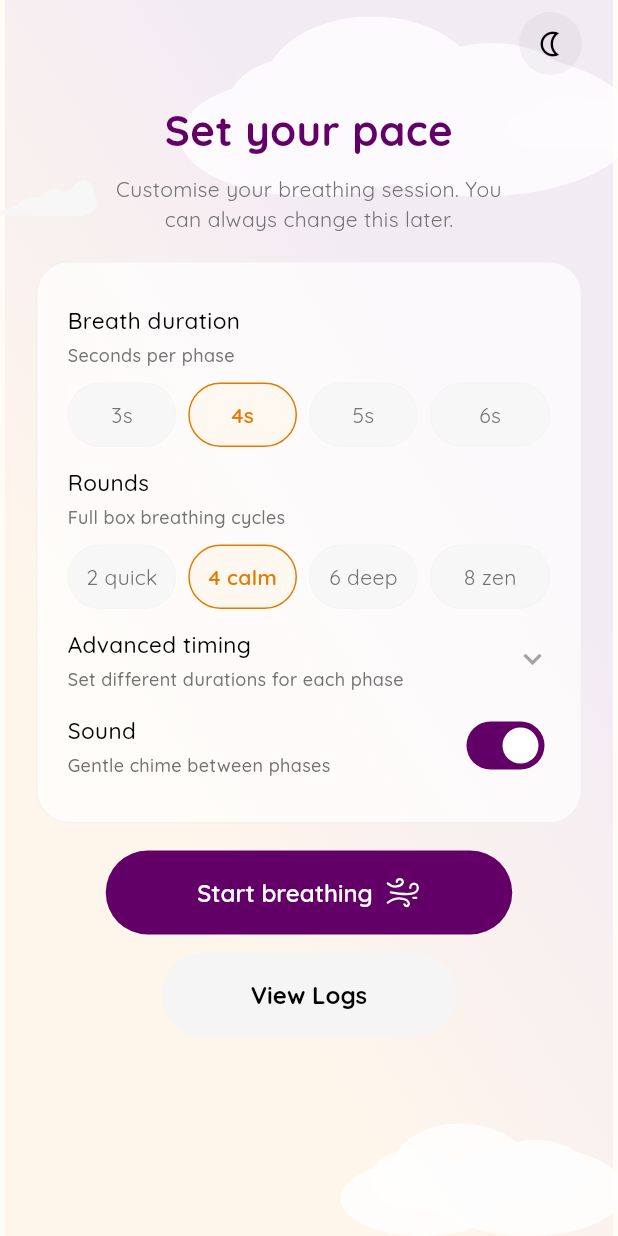
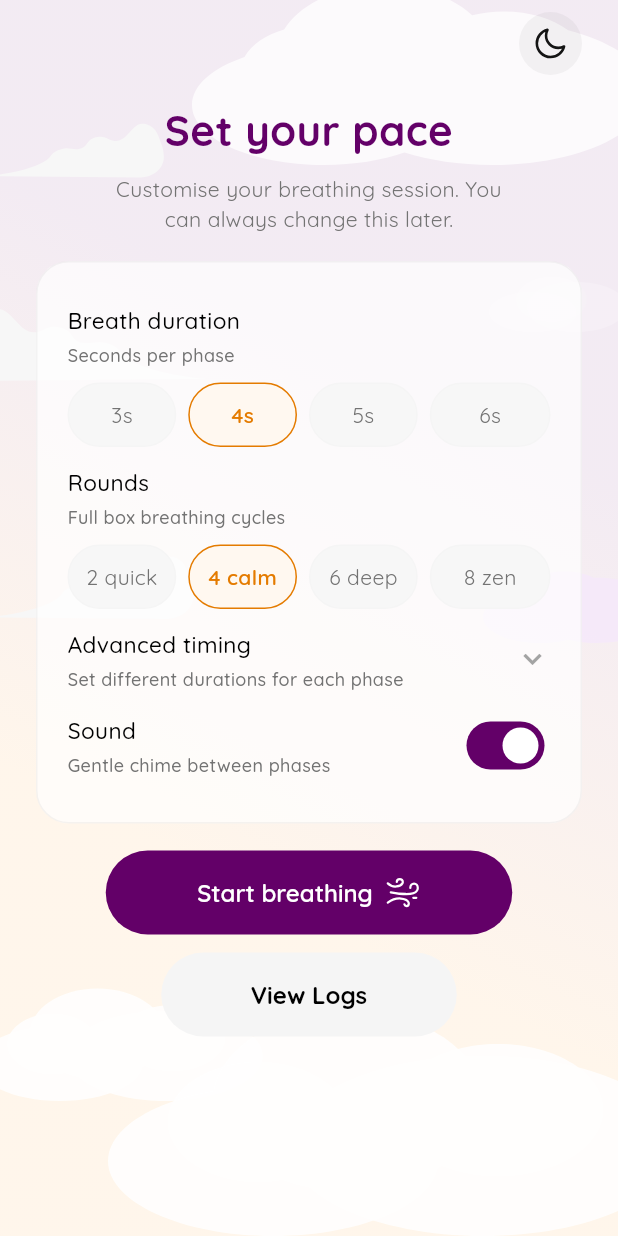
Before and after one commit to hemanthkb97/newuhackaton, a Flutter app: the screen it shows after launch, on a phone screen of 412 x 824 dp. Run offline on Flutter 3.47's test engine with Material 3 defaults, Android fonts, the phone set to English and light mode, and no system bars; our stand-ins replace audioplayers, equatable, flutter_bloc, flutter_svg, get_it, go_router and 3 more; missing offline and left inert: dotlottie_loader; project files that could hold a hidden picture were left out.

Commit message:
Removed unused assets and added firebase

```diff
--- a/breathing_app/lib/core/constants/app_assets.dart
+++ b/breathing_app/lib/core/constants/app_assets.dart
@@ -1,6 +1,5 @@
 class AppAssets {
   // SVGs - Light
-  static const lightBackground = 'assets/svg/light_background.svg';
   static const bigCloud = 'assets/svg/big_cloud.svg';
   static const bottomCloud = 'assets/svg/bottom_cloud.svg';
   static const cloud1 = 'assets/svg/cloud_1.svg';
@@ -11,11 +10,9 @@ class AppAssets {
   static const mediumBottomCloud = 'assets/svg/medium_bottom_cloud.svg';
 
   // SVGs - Dark
-  static const darkModeBg = 'assets/svg/dark_mode_bg.svg';
   static const darkCloud1 = 'assets/svg/dark_cloud_1.svg';
   static const darkCloud2 = 'assets/svg/dark_cloud_2.svg';
   static const darkModeCloud = 'assets/svg/dark_mode_cloud.svg';
-  static const darkModeIcon = 'assets/svg/dark_mode_icon.svg';
   static const darkModeMedium = 'assets/svg/dark_mode_medium.svg';
   static const darkSmallCloud1 = 'assets/svg/dark_small_cloud_1.svg';
   static const darkSmallCloud2 = 'assets/svg/dark_small_cloud_2.svg';
@@ -28,4 +25,10 @@ class AppAssets {
   static const chimeSound = 'assets/audio/chime.mp3';
 
   static const fastWind = 'assets/svg/fast-wind.svg';
+
+  // Icons
+  static const sunIcon = 'assets/svg/sun.svg';
+  static const moonIcon = 'assets/svg/moon.svg';
+  static const pauseIcon = 'assets/svg/pause.svg';
+  static const playIcon = 'assets/svg/play.svg';
 }
--- a/breathing_app/lib/core/widgets/app_shell.dart
+++ b/breathing_app/lib/core/widgets/app_shell.dart
@@ -1,9 +1,11 @@
 import 'package:flutter/material.dart';
 import 'package:flutter_bloc/flutter_bloc.dart';
+import 'package:flutter_svg/flutter_svg.dart';
 import 'package:go_router/go_router.dart';
 
 import '../../presentation/blocs/logs/breathing_logs_cubit.dart';
 import '../../presentation/blocs/theme/theme_cubit.dart';
+import '../constants/app_assets.dart';
 import '../constants/app_colors.dart';
 import 'cloud_background.dart';
 
@@ -93,12 +95,11 @@ class AppShell extends StatelessWidget {
                               ? Colors.white.withValues(alpha: 0.08)
                               : Colors.black.withValues(alpha: 0.04),
                         ),
-                        child: Icon(
-                          isDark
-                              ? Icons.wb_sunny_rounded
-                              : Icons.nightlight_outlined,
-                          color: isDark ? Colors.white : Colors.black,
-                          size: 20,
+                        child: SvgPicture.asset(
+                          isDark ? AppAssets.sunIcon : AppAssets.moonIcon,
+                          width: 20,
+                          height: 20,
+                          fit: BoxFit.scaleDown,
                         ),
                       ),
                     ),
--- a/breathing_app/lib/core/widgets/cloud_background.dart
+++ b/breathing_app/lib/core/widgets/cloud_background.dart
@@ -15,40 +15,41 @@ class CloudBackground extends StatelessWidget {
       children: [
         Positioned.fill(
           child: isDark
-              ?
-                // Container(
-                //     decoration: const BoxDecoration(
-                //       gradient: LinearGradient(
-                //         begin: Alignment.topCenter,
-                //         end: Alignment.bottomCenter,
-                //         colors: [
-                //           Color(0xFF1A1128),
-                //           Color(0xFF2D1B4E),
-                //           Color(0xFF3A2260),
-                //         ],
-                //       ),
-                //     ),
-                //   )
-                SvgPicture.asset(
-                  AppAssets.darkModeBg,
-                  fit: BoxFit.cover,
-                  width: double.infinity,
-                  height: double.infinity,
+              ? Container(
+                  decoration: const BoxDecoration(
+                    gradient: LinearGradient(
+                      begin: Alignment.topCenter,
+                      end: Alignment.bottomCenter,
+                      stops: [0.0, 0.4, 1.0],
+                      colors: [
+                        Color(0xFF1A1128),
+                        Color(0xFF2D1B4E),
+                        Color(0xFF3A2260),
+                      ],
+                    ),
+                  ),
                 )
-              : SvgPicture.asset(
-                  AppAssets.lightBackground,
-                  fit: BoxFit.cover,
-                  width: double.infinity,
-                  height: double.infinity,
+              : Container(
+                  color: const Color(0xFFFFFFFF),
+                  foregroundDecoration: BoxDecoration(
+                    gradient: LinearGradient(
+                      begin: Alignment.topRight,
+                      end: Alignment.bottomLeft,
+                      stops: const [0.3121, 0.6944],
+                      colors: [
+                        const Color(0xFF630068).withValues(alpha: 0.08),
+                        const Color(0xFFFF8A00).withValues(alpha: 0.08),
+                      ],
+                    ),
+                  ),
                 ),
         ),
 
-        // Stars overlay for dark mode
+        if (isDark)
+          ..._buildDarkClouds(context)
+        else
+          ..._buildLightClouds(context),
 
-        // Small scattered clouds on top (dark mode only)
-        if (isDark) ..._buildDarkClouds(context) else ..._buildLightClouds(),
-
-        // Content
         Positioned.fill(child: child),
 
         if (isDark)
@@ -62,6 +63,9 @@ class CloudBackground extends StatelessWidget {
   }
 
   List<Widget> _buildDarkClouds(BuildContext context) {
+    final size = MediaQuery.sizeOf(context);
+    final isWide = size.width > 600;
+
     return [
       Positioned(
         top: -10,
@@ -69,17 +73,17 @@ class CloudBackground extends StatelessWidget {
         child: SvgPicture.asset(AppAssets.darkModeMedium),
       ),
       Positioned(
-        top: MediaQuery.sizeOf(context).height * 0.1,
+        top: size.height * 0.1,
         left: -10,
         child: SvgPicture.asset(width: 200, AppAssets.darkSmallCloud1),
       ),
       Positioned(
-        top: MediaQuery.sizeOf(context).height * 0.45,
+        top: size.height * 0.45,
         left: -10,
         child: SvgPicture.asset(AppAssets.darkSmallCloud2),
       ),
       Positioned(
-        top: MediaQuery.sizeOf(context).height * 0.22,
+        top: size.height * 0.22,
         right: -10,
         child: SvgPicture.asset(AppAssets.darkSmallCloud2),
       ),
@@ -93,42 +97,97 @@ class CloudBackground extends StatelessWidget {
         left: -20,
         child: SvgPicture.asset(AppAssets.darkModeMedium),
       ),
-
       Positioned(
-        top: MediaQuery.sizeOf(context).height * 0.22 + 15,
+        top: size.height * 0.22 + 15,
         right: -30,
         child: SvgPicture.asset(AppAssets.darkCloud2),
       ),
       Positioned(
-        top: MediaQuery.sizeOf(context).height * 0.45 + 10,
+        top: size.height * 0.45 + 10,
         left: -10,
         child: SvgPicture.asset(AppAssets.darkCloud1),
       ),
+
+      if (isWide)
+        Positioned(
+          top: size.height * 0.15,
+          left: size.width * 0.3,
+          child: SvgPicture.asset(AppAssets.darkSmallCloud1, width: 160),
+        ),
+      if (isWide)
+        Positioned(
+          top: size.height * 0.55,
+          left: size.width * 0.5,
+          child: SvgPicture.asset(AppAssets.darkSmallCloud2, width: 140),
+        ),
     ];
   }
 
-  List<Widget> _buildLightClouds() {
+  List<Widget> _buildLightClouds(BuildContext context) {
+    final size = MediaQuery.sizeOf(context);
+    final isWide = size.width > 600;
+
     return [
       Positioned(
-        top: 11,
-        right: -12,
+        top: -10,
+        right: -20,
         child: SvgPicture.asset(AppAssets.bigCloud, fit: BoxFit.fitWidth),
       ),
+
+      Positioned(
+        top: size.height * 0.1,
+        left: -10,
+        child: SvgPicture.asset(AppAssets.cloud1, width: 120),
+      ),
+
+      Positioned(
+        top: size.height * 0.25,
+        left: -20,
+        child: SvgPicture.asset(AppAssets.cloud2, width: 160),
+      ),
+
+      Positioned(
+        top: size.height * 0.22,
+        right: -10,
+        child: SvgPicture.asset(AppAssets.smallCloud, width: 100),
+      ),
+
+      Positioned(
+        top: size.height * 0.45,
+        left: -10,
+        child: SvgPicture.asset(AppAssets.cloud3, width: 140),
+      ),
+
+      Positioned(
+        top: size.height * 0.45 + 10,
+        right: -30,
+        child: SvgPicture.asset(AppAssets.cloud1Alt, width: 120),
+      ),
+
+      Positioned(
+        bottom: 90,
+        left: -20,
+        child: SvgPicture.asset(AppAssets.mediumBottomCloud, width: 200),
+      ),
+
       Positioned(
         bottom: 0,
-        right: -10,
-        child: SvgPicture.asset(AppAssets.mediumBottomCloud, width: 200),
+        right: -50,
+        child: SvgPicture.asset(AppAssets.bottomCloud),
       ),
-      Positioned(
-        top: 60,
-        right: -20,
-        child: SvgPicture.asset(AppAssets.smallCloud, width: 100),
-      ),
-      Positioned(
-        top: 120,
-        left: -15,
-        child: SvgPicture.asset(AppAssets.cloud1, width: 80),
-      ),
+
+      if (isWide)
+        Positioned(
+          top: size.height * 0.15,
+          left: size.width * 0.3,
+          child: SvgPicture.asset(AppAssets.cloud2, width: 150),
+        ),
+      if (isWide)
+        Positioned(
+          top: size.height * 0.55,
+          left: size.width * 0.5,
+          child: SvgPicture.asset(AppAssets.cloud3, width: 130),
+        ),
     ];
   }
 }
--- a/breathing_app/lib/core/widgets/responsive_wrapper.dart
+++ /dev/null
@@ -1,17 +0,0 @@
-import 'package:flutter/material.dart';
-
-class ResponsiveWrapper extends StatelessWidget {
-  final Widget child;
-
-  const ResponsiveWrapper({super.key, required this.child});
-
-  @override
-  Widget build(BuildContext context) {
-    return Center(
-      child: ConstrainedBox(
-        constraints: const BoxConstraints(maxWidth: 420),
-        child: child,
-      ),
-    );
-  }
-}
--- a/breathing_app/lib/presentation/screens/breathing_screen.dart
+++ b/breathing_app/lib/presentation/screens/breathing_screen.dart
@@ -1,8 +1,10 @@
 import 'package:flutter/material.dart';
 import 'package:flutter_bloc/flutter_bloc.dart';
+import 'package:flutter_svg/flutter_svg.dart';
 import 'package:go_router/go_router.dart';
 import 'package:google_fonts/google_fonts.dart';
 
+import '../../core/constants/app_assets.dart';
 import '../../core/constants/app_colors.dart';
 import '../../core/constants/app_strings.dart';
 import '../../domain/entities/breathing_phase.dart';
@@ -364,12 +366,16 @@ class _PauseResumeButton extends StatelessWidget {
         child: Row(
           mainAxisSize: MainAxisSize.min,
           children: [
-            Icon(
-              isPaused ? Icons.play_arrow_outlined : Icons.pause_outlined,
-              color: isDark
-                  ? AppColors.darkTextPrimary
-                  : AppColors.lightButtonPrimary,
-              size: 24,
+            SvgPicture.asset(
+              isPaused ? AppAssets.playIcon : AppAssets.pauseIcon,
+              width: 24,
+              height: 24,
+              colorFilter: ColorFilter.mode(
+                isDark
+                    ? AppColors.darkTextPrimary
+                    : AppColors.lightButtonPrimary,
+                BlendMode.srcIn,
+              ),
             ),
             const SizedBox(width: 8),
             Text(
```
Also changed, not shown: breathing_app/assets/svg/dark_mode_bg.svg (deleted), breathing_app/assets/svg/dark_mode_icon.svg (deleted), breathing_app/assets/svg/light_background.svg (deleted), breathing_app/assets/svg/result_success.svg (deleted), breathing_app/firebase.json (added), 2 other files.
